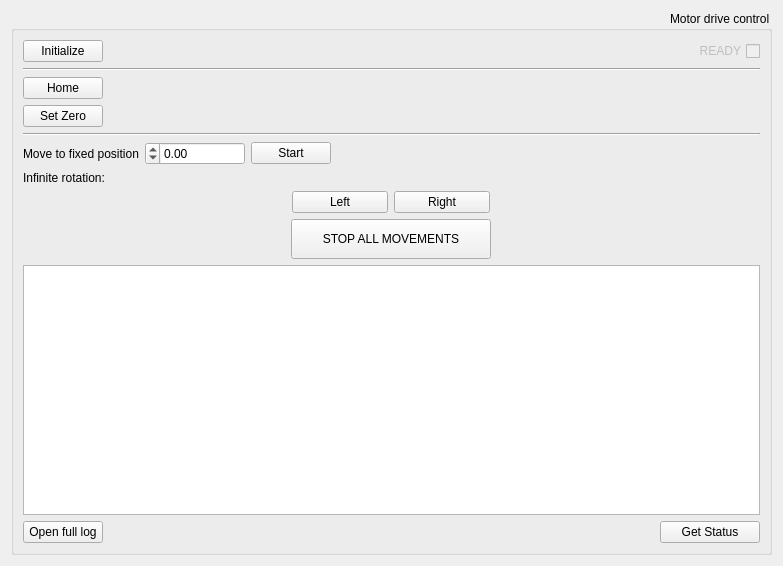
This is motorcontrol.ui in CMIDnavigation/Test as Qt 5 draws it before an edit. The edited form follows.
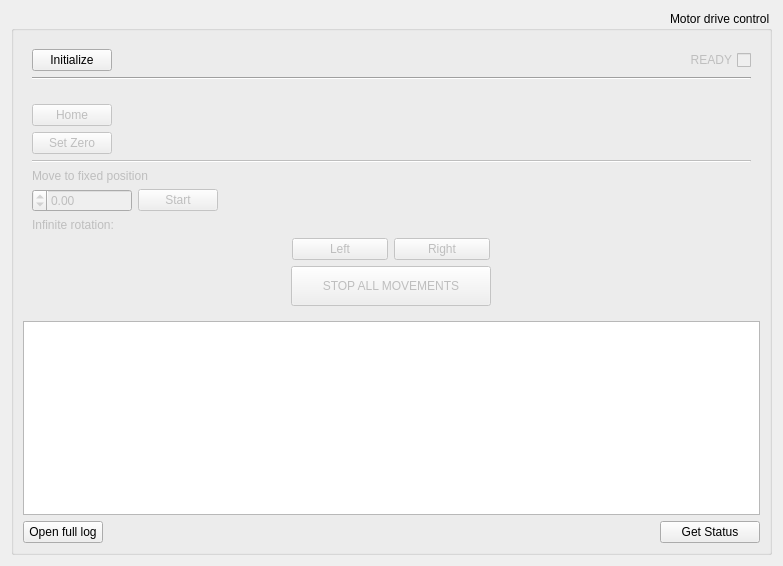
This is the edited form.

Commit message: updated INIT function and UI

Patch:
```diff
--- a/motorcontrol.ui
+++ b/motorcontrol.ui
@@ -2,6 +2,9 @@
 <ui version="4.0">
  <class>MotorControl</class>
  <widget class="QWidget" name="MotorControl">
+  <property name="enabled">
+   <bool>true</bool>
+  </property>
   <property name="geometry">
    <rect>
     <x>0</x>
@@ -24,6 +27,9 @@
      </property>
      <layout class="QVBoxLayout" name="verticalLayout">
       <item>
+       <widget class="QWidget" name="widget_2" native="true">
+        <layout class="QVBoxLayout" name="verticalLayout_6">
+         <item>
        <layout class="QHBoxLayout" name="horizontalLayout_3">
         <item>
          <widget class="QCheckBox" name="checkBox">
@@ -70,6 +76,17 @@
         </property>
        </widget>
       </item>
+        </layout>
+       </widget>
+      </item>
+      <item>
+       <widget class="QWidget" name="WidgetControlButtons" native="true">
+        <property name="enabled">
+         <bool>false</bool>
+        </property>
+        <layout class="QVBoxLayout" name="verticalLayout_5">
+         <item>
+          <layout class="QVBoxLayout" name="layoutControlButtons">
       <item>
        <layout class="QHBoxLayout" name="horizontalLayout_5">
         <item>
@@ -125,6 +142,19 @@
         </property>
        </widget>
       </item>
+           <item>
+            <widget class="QLabel" name="MovoToLabel">
+             <property name="sizePolicy">
+              <sizepolicy hsizetype="Preferred" vsizetype="Preferred">
+               <horstretch>0</horstretch>
+               <verstretch>0</verstretch>
+              </sizepolicy>
+             </property>
+             <property name="text">
+              <string>Move to fixed position</string>
+             </property>
+            </widget>
+           </item>
       <item>
        <layout class="QHBoxLayout" name="horizontalLayout_4">
         <item>
@@ -163,19 +193,6 @@
           </property>
          </widget>
         </item>
-        <item>
-         <widget class="QLabel" name="MovoToLabel">
-          <property name="sizePolicy">
-           <sizepolicy hsizetype="Preferred" vsizetype="Preferred">
-            <horstretch>0</horstretch>
-            <verstretch>0</verstretch>
-           </sizepolicy>
-          </property>
-          <property name="text">
-           <string>Move to fixed position</string>
-          </property>
-         </widget>
-        </item>
        </layout>
       </item>
       <item>
@@ -302,8 +319,20 @@
         </item>
        </layout>
       </item>
+          </layout>
+         </item>
+        </layout>
+       </widget>
+      </item>
       <item>
-       <widget class="QTextBrowser" name="textBrowser"/>
+       <widget class="QTextBrowser" name="textBrowser">
+        <property name="sizePolicy">
+         <sizepolicy hsizetype="Expanding" vsizetype="Expanding">
+          <horstretch>0</horstretch>
+          <verstretch>0</verstretch>
+         </sizepolicy>
+        </property>
+       </widget>
       </item>
       <item>
        <layout class="QHBoxLayout" name="horizontalLayout_8">
```
Lines whose indentation alone changed are shown as unchanged. The commit also changes 2 other files.
